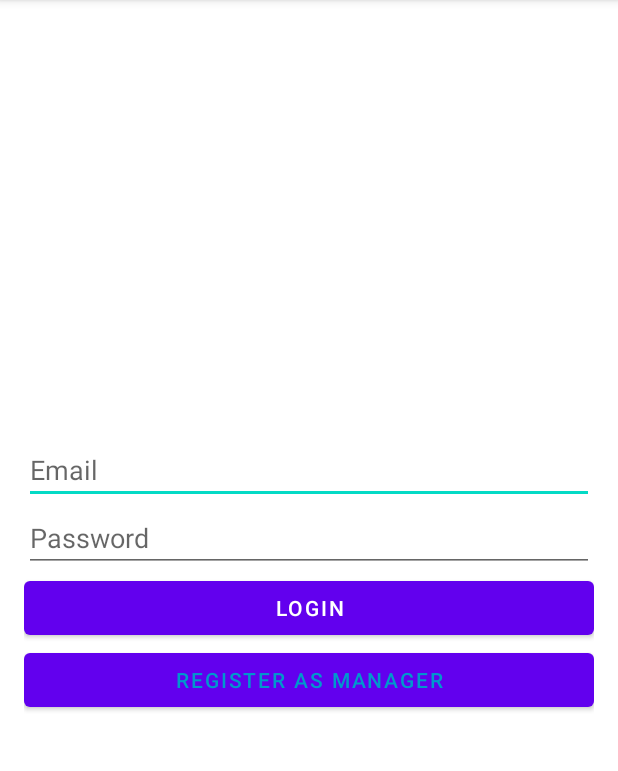
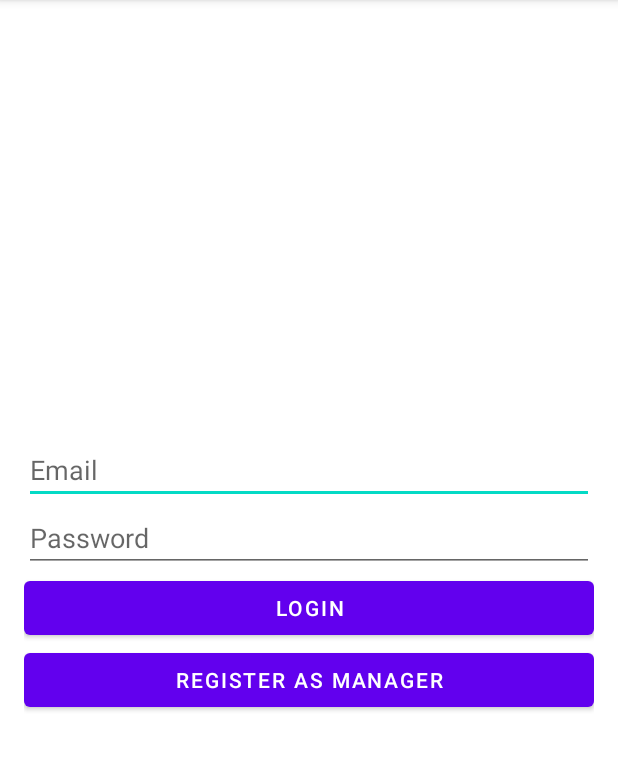
Before and after one commit to KobusSmuts/TaskTracker_V2, an Android app: the screen it shows after launch (LoginActivity), on a phone screen of 412 x 824 dp, the part 84-855 px from its top. Run offline under Robolectric (Android 15) with nearby library versions, the phone set to English and light mode, and no system bars; our stand-ins replace Firebase (no records; nobody signed in at launch, a user with empty details on screens opened directly).

Commit message:
Some quick fixes

```diff
--- a/app/src/main/res/layout/activity_login.xml
+++ b/app/src/main/res/layout/activity_login.xml
@@ -29,6 +29,5 @@
         android:id="@+id/btnRegister"
         android:layout_width="match_parent"
         android:layout_height="wrap_content"
-        android:text="Register as Manager"
-        android:textColor="@android:color/holo_blue_dark"/>
+        android:text="Register as Manager"/>
 </LinearLayout>
--- a/app/src/main/res/layout/activity_main.xml
+++ b/app/src/main/res/layout/activity_main.xml
@@ -23,6 +23,6 @@
         android:layout_width="wrap_content"
         android:layout_height="wrap_content"
         android:layout_below="@id/sync_status"
-        android:layout_marginTop="16dp"
-        android:text="Button" />
+        android:layout_marginTop="18dp"
+        android:text="Logout" />
 </RelativeLayout>
```
